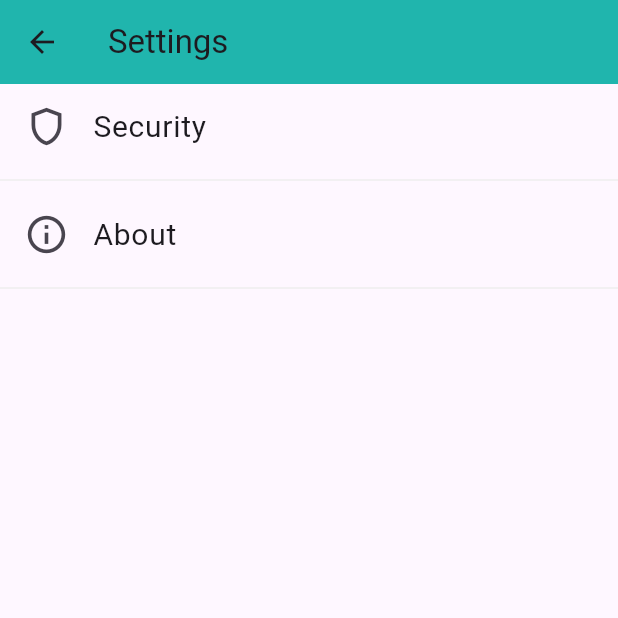
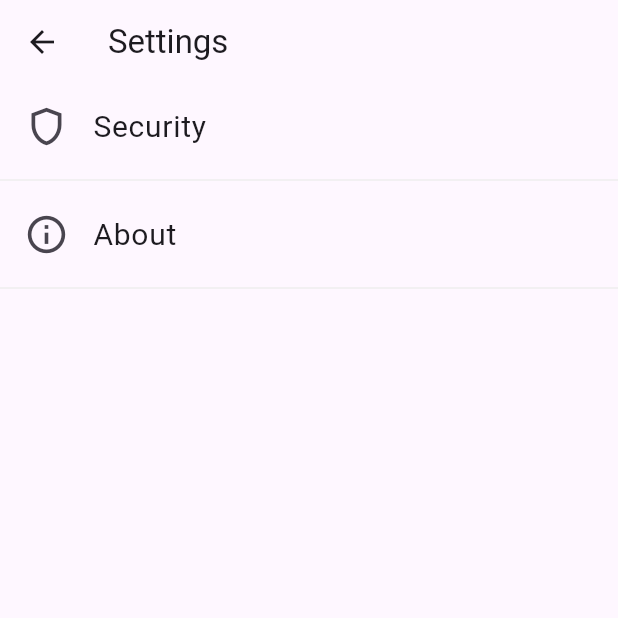
Before and after one commit to senabdulgani/strong_password, a Flutter app: the SettingsPage screen opened directly, on a phone screen of 412 x 824 dp, the top half of it. Run offline on Flutter 3.47's test engine with Material 3 defaults, Android fonts, the phone set to English and light mode, and no system bars; our stand-ins replace gap, hive, hive_flutter, local_auth, shared_preferences; missing offline and left inert: clipboard, credit_card_scanner; accounts and stored records are empty.

Commit message:
some regulations

```diff
--- a/lib/View/pages/card_holder_info.dart
+++ b/lib/View/pages/Details/card_holder_info.dart
@@ -1,6 +1,6 @@
 import 'package:flutter/material.dart';
 import 'package:gap/gap.dart';
-import 'package:strong_password/View/pages/password_generator.dart';
+import 'package:strong_password/View/pages/Feature/password_generator.dart';
 import 'package:strong_password/models/card.dart';
 
 // ignore: must_be_immutable
--- a/lib/View/pages/check_password_page.dart
+++ b/lib/View/pages/Introduction/check_password_page.dart
@@ -4,7 +4,7 @@ import 'package:gap/gap.dart';
 import 'package:local_auth/local_auth.dart';
 import 'package:shared_preferences/shared_preferences.dart';
 import 'package:strong_password/View/component/costum_button.dart';
-import 'package:strong_password/View/pages/detect_password_view.dart';
+import 'package:strong_password/View/pages/Introduction/detect_password_view.dart';
 import 'package:strong_password/View/pages/home_page.dart';
 
 class CheckPassword extends StatefulWidget {
--- a/lib/View/pages/settings_view.dart
+++ b/lib/View/pages/Settings/settings_view.dart
@@ -1,6 +1,6 @@
 import 'package:flutter/material.dart';
-import 'package:strong_password/View/pages/detect_password_view.dart';
-import 'package:strong_password/View/pages/password_generator.dart';
+import 'package:strong_password/View/pages/Introduction/detect_password_view.dart';
+import 'package:strong_password/View/pages/Feature/password_generator.dart';
 import 'package:strong_password/common/color_constants.dart';
 
 class SettingsPage extends StatefulWidget {
@@ -17,7 +17,7 @@ class _SettingsPageState extends State<SettingsPage> {
       appBar: AppBar(
         title: const Text('Settings'),
         centerTitle: false,
-        backgroundColor: AppColors.componentColor,
+        backgroundColor: Colors.transparent,
       ),
       body: Center(
         child: Column(
--- a/lib/main.dart
+++ b/lib/main.dart
@@ -1,8 +1,8 @@
 import 'package:flutter/material.dart';
 import 'package:hive_flutter/hive_flutter.dart';
 import 'package:shared_preferences/shared_preferences.dart';
-import 'package:strong_password/View/pages/check_password_page.dart';
-import 'package:strong_password/View/pages/detect_password_view.dart';
+import 'package:strong_password/View/pages/Introduction/check_password_page.dart';
+import 'package:strong_password/View/pages/Introduction/detect_password_view.dart';
 import 'package:strong_password/models/boxes.dart';
 import 'package:strong_password/models/card.dart';
 import 'package:strong_password/models/password.dart';
--- a/lib/models/password.dart
+++ b/lib/models/password.dart
@@ -15,7 +15,7 @@ class Password {
   DateTime? createdAt;
 
   @HiveField(3)
-  bool? isFavorite = false;
+  bool isFavorite;
 
   @HiveField(4)
   String? website;
@@ -27,7 +27,7 @@ class Password {
     required this.name,
     required this.password,
     this.createdAt,
-    this.isFavorite,
+    this.isFavorite = false,
     this.website,
     this.note,
   });
--- a/pubspec.yaml
+++ b/pubspec.yaml
@@ -32,6 +32,7 @@ dependencies:
   clipboard: ^0.1.3
   credit_card_scanner: ^1.0.5
   local_auth: ^2.1.8
+  provider: ^6.1.1
 
 dev_dependencies:
   flutter_test:
```
Also changed, not shown: lib/View/pages/Details/details_password_view.dart (renamed from lib/View/pages/details_password_view.dart, +7 -1 lines), lib/View/pages/home_page.dart (+5 -5 lines), lib/provider/password/password_notifier.dart (added, +19 -0 lines), lib/View/pages/Feature/password_generator.dart (renamed from lib/View/pages/password_generator.dart), lib/View/pages/Introduction/detect_password_view.dart (renamed from lib/View/pages/detect_password_view.dart), pubspec.lock.
